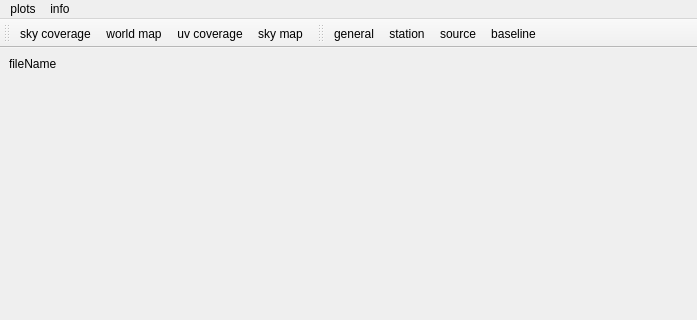
TUW-VieVS/VieSchedppGUI, file secondaryGUIs/vieschedpp_analyser.ui: the form before one commit; both pictures show x 0 to 697 and y 0 to 320 of the 800 by 751 pixel window.
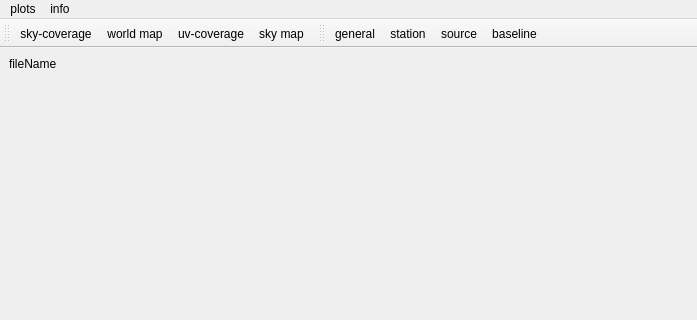
The form after the commit. The open tabs and pages were chosen to show the change. Icons and pictures are not drawn.

Diff of the .ui file:
```diff
--- a/secondaryGUIs/vieschedpp_analyser.ui
+++ b/secondaryGUIs/vieschedpp_analyser.ui
@@ -1547,7 +1547,7 @@
      <normaloff>:/icons/icons/sky_coverage_analyser.png</normaloff>:/icons/icons/sky_coverage_analyser.png</iconset>
    </property>
    <property name="text">
-    <string>sky coverage</string>
+    <string>sky-coverage</string>
    </property>
   </action>
   <action name="actionuv_coverage">
@@ -1556,7 +1556,7 @@
      <normaloff>:/icons/icons/uv.png</normaloff>:/icons/icons/uv.png</iconset>
    </property>
    <property name="text">
-    <string>uv coverage</string>
+    <string>uv-coverage</string>
    </property>
   </action>
   <action name="actiongeneral">
```
Left out of the diff: 4 changed lines with no effect on the pictures.
